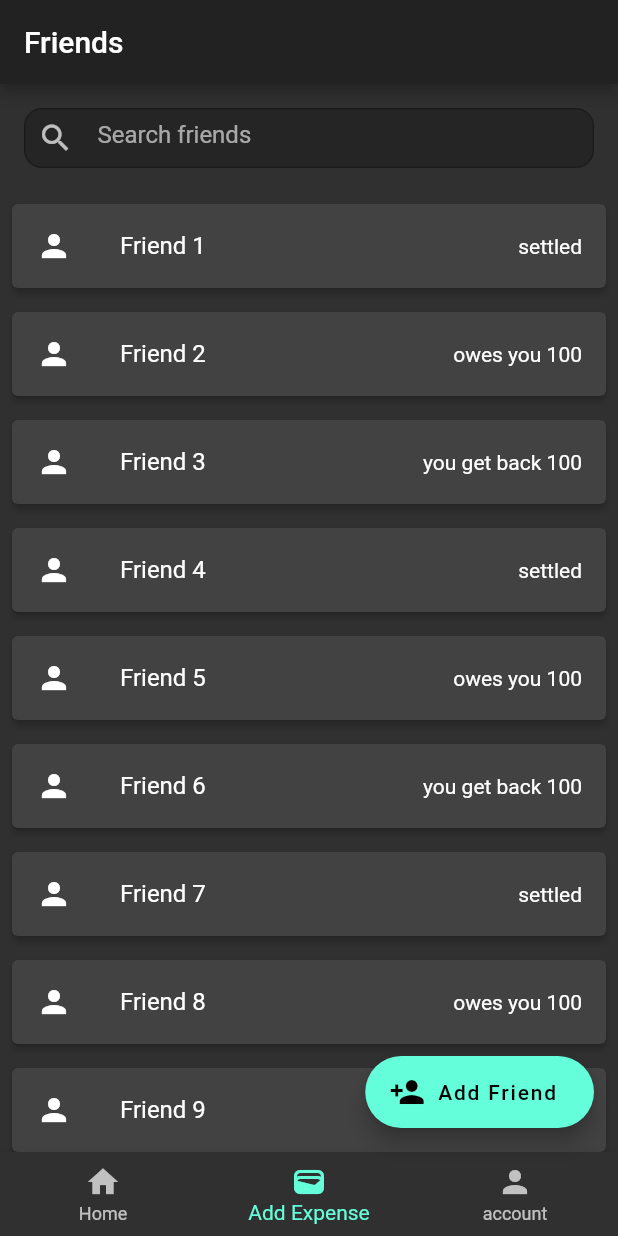
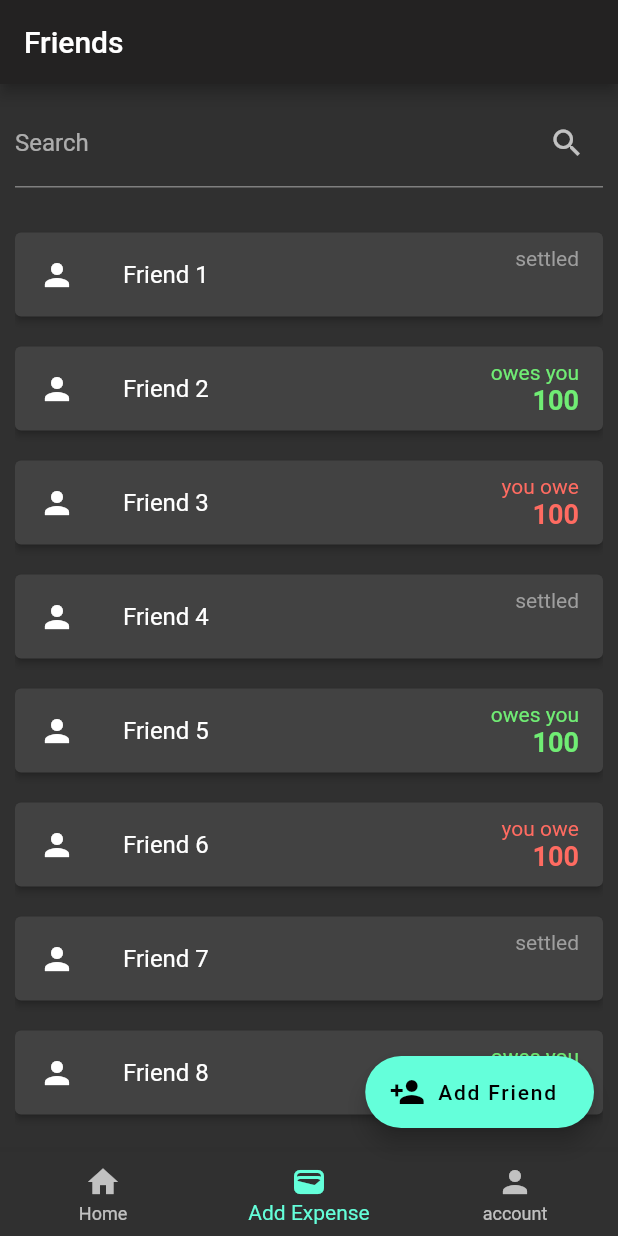
Before and after one commit to 159aadi314/campus_splitwise, a Flutter app: the screen it shows after launch, on a phone screen of 412 x 824 dp. Run offline on Flutter 3.47's test engine with Material 2 defaults, Android fonts, the phone set to English and light mode, and no system bars.

Commit message:
friends screen done

```diff
--- a/lib/src/friends.dart
+++ b/lib/src/friends.dart
@@ -1,7 +1,13 @@
 import 'package:flutter/material.dart';
-import 'package:campus_splitwise/src/search.dart';
 
-final List genfriends = List.generate(20, (index) {
+class FriendsPage extends StatefulWidget {
+  const FriendsPage({Key? key}) : super(key: key);
+
+  @override
+  _FriendsPageState createState() => _FriendsPageState();
+}
+class _FriendsPageState extends State<FriendsPage> {
+  final List<Map<String,dynamic>> _allfriends = List.generate(20, (index) {
     return {
       'id': '$index',
       'name': 'Friend ${index + 1}',
@@ -12,24 +18,33 @@ final List genfriends = List.generate(20, (index) {
               : 0, // pos or neg
     };
   });
-final Map<String, dynamic> myfriends = {
-  'friends': genfriends,
-};
 
-class FriendsPage extends StatefulWidget {
+  List<Map<String, dynamic>> _foundUsers = [];
   @override
-  FriendsPageState createState() => FriendsPageState();
+  initState() {
+    // at the beginning, all users are shown
+    _foundUsers = _allfriends;
+    super.initState();
   }
 
-class FriendsPageState extends State<FriendsPage> {
-  late Map<String, dynamic> friends;
-  String query = '';
+  // This function is called whenever the text field changes
+  void _runFilter(String enteredKeyword) {
+    List<Map<String, dynamic>> results = [];
+    if (enteredKeyword.isEmpty) {
+      // if the search field is empty or only contains white-space, we'll display all users
+      results = _allfriends;
+    } else {
+      results = _allfriends
+          .where((user) =>
+              user["name"].toLowerCase().contains(enteredKeyword.toLowerCase()))
+          .toList();
+      // we use the toLowerCase() method to make it case-insensitive
+    }
 
-  @override
-  void initState() {
-    super.initState();
-
-    friends = myfriends;
+    // Refresh the UI
+    setState(() {
+      _foundUsers = results;
+    });
   }
 
   // This widget is the root of your application.
@@ -45,22 +60,34 @@ class FriendsPageState extends State<FriendsPage> {
         ),
       ),
 
-      body: Column(children: <Widget>[
-        buildSearch(),
+      body: Padding(
+        padding: const EdgeInsets.all(10),
+        child:
+        Column(
+          children: [
+            TextField(
+              onChanged: (value) => _runFilter(value),
+              decoration: const InputDecoration(
+                  labelText: 'Search', suffixIcon: Icon(Icons.search)),
+            ),
+            const SizedBox(
+              height: 20,
+            ),
             Expanded(
-          child: ListView.builder(
-            itemCount: friends['friends'].length,
-            itemBuilder: (context, index) {
-              final item = friends['friends'][index];
-              return Card(
-                elevation: 2,
-                margin: EdgeInsets.all(8),
-                child:buildBook(item))
-                ;
-            },
+              child: _foundUsers.isNotEmpty
+                  ? ListView.builder(
+                      itemCount: _foundUsers.length,
+                      itemBuilder: (context, index) =>
+                        buildBox(_foundUsers[index]),
+                    )
+                  : const Text(
+                      'No results found',
+                      style: TextStyle(fontSize: 24),
                     ),
-        )
-      ]),
+            ),
+          ],
+        ),
+      ),
 
       floatingActionButton: FloatingActionButton.extended(
         onPressed: () {
@@ -90,34 +117,51 @@ class FriendsPageState extends State<FriendsPage> {
     );
   }
 
-  Widget buildSearch() => SearchWidget(
-        text: query,
-        hintText: 'Search friends',
-        onChanged: searchBook,
-      );
-
-  Widget buildBook(dynamic book) => ListTile(
+  Widget buildBox(Map<String,dynamic> friend) => Card(
+        key: ValueKey(friend["id"]),
+        elevation: 2,
+        margin: const EdgeInsets.symmetric(vertical: 10),
+        child: ListTile(
           leading: const Icon(Icons.person),
-        title: Text(book['name']),
-        trailing: Text(
-          book['IOU'] == 0
+          title: Text(friend['name']),
+          trailing: Column(
+            mainAxisAlignment: MainAxisAlignment.center,
+            crossAxisAlignment: CrossAxisAlignment.end,
+            children: <Widget>[
+              Text(
+                friend['IOU'] == 0
                     ? 'settled'
-              : book['IOU'] > 0
-                  ? 'owes you ${book['IOU']}'
-                  : 'you get back ${-book['IOU']}',
+                    : friend['IOU'] > 0
+                        ? 'owes you'
+                        : 'you owe',
+                style: TextStyle(
+                  color: friend['IOU'] == 0
+                      ? Colors.grey
+                      : friend['IOU'] > 0
+                          ? Color.fromARGB(255, 112, 237, 116)
+                          : Color.fromARGB(255, 255, 107, 97),
+                ),
+              ),
+              Text(
+                friend['IOU'] == 0
+                    ? ''
+                    : friend['IOU'] > 0
+                        ? ' ${friend['IOU']}'
+                        : ' ${-friend['IOU']}',
+                style: TextStyle(
+                  // make the text bold and big
+                  fontWeight: FontWeight.bold,
+                  fontSize: 18,
+                  color: friend['IOU'] == 0
+                      ? Colors.black
+                      : friend['IOU'] > 0
+                          ? Color.fromARGB(255, 112, 237, 116)
+                          : Color.fromARGB(255, 255, 107, 97),
+                ),
+              )
+            ],
+          ),
         ),
       );
 
-  void searchBook(String query) {
-    final books = myfriends['friends'].where((book) {
-      final titleLower = book['name'].toLowerCase();
-      final searchLower = query.toLowerCase();
-      return titleLower.contains(searchLower);
-    }).toList();
-
-    setState(() {
-      this.query = query;
-      this.friends['friends'] = books;
-    });
 }
-}
```
Also changed, not shown: 2 other files. Lines whose indentation alone changed are shown as unchanged.
